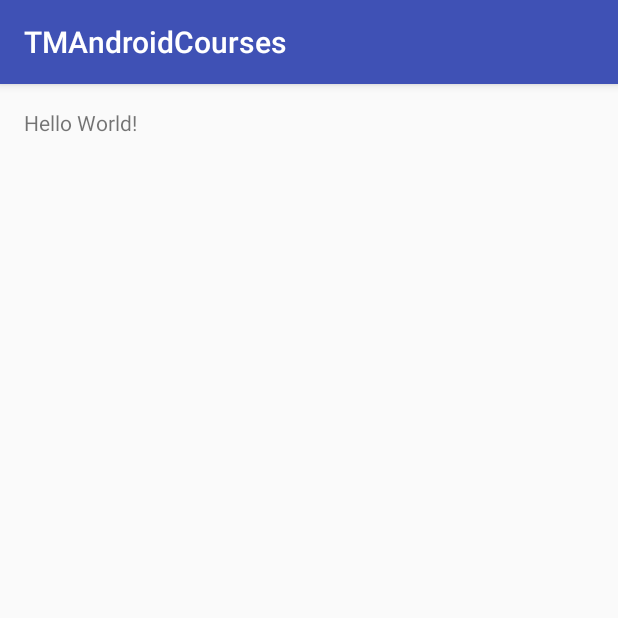
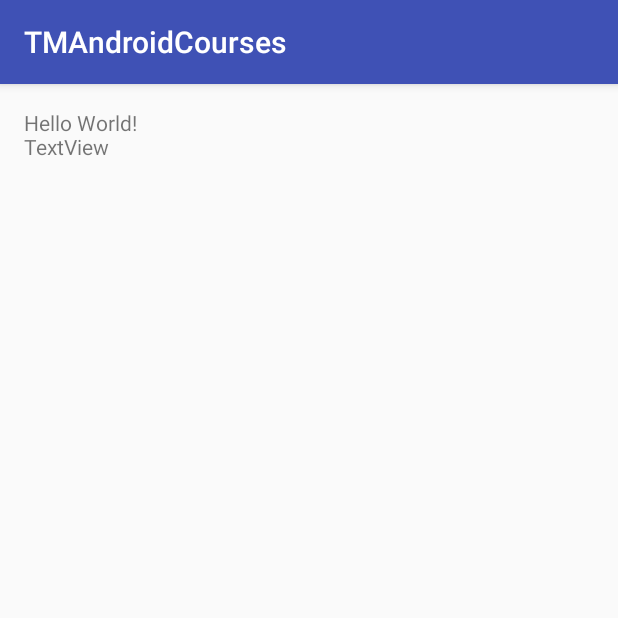
Before and after one commit to HubalOleg/TMAndroidCourses, an Android app: the screen it shows after launch (MainActivity), on a phone screen of 412 x 824 dp, the top half of it. Run offline under Robolectric (Android 15) with nearby library versions, the phone set to English and light mode, and no system bars.

Commit message:
-activity_main: TextView added -created: activity_second

```diff
--- a/app/src/main/res/layout/activity_main.xml
+++ b/app/src/main/res/layout/activity_main.xml
@@ -13,4 +13,9 @@
         android:layout_width="wrap_content"
         android:layout_height="wrap_content"
         android:text="Hello World!" />
+    <TextView
+        android:layout_width="wrap_content"
+        android:layout_height="wrap_content"
+        android:text="TextView"
+        android:layout_marginTop="@dimen/activity_horizontal_margin"/>
 </RelativeLayout>
--- /dev/null
+++ b/app/src/main/res/layout/activity_second.xml
@@ -0,0 +1,5 @@
+<?xml version="1.0" encoding="utf-8"?>
+<RelativeLayout xmlns:android="http://schemas.android.com/apk/res/android"
+    android:layout_width="match_parent" android:layout_height="match_parent">
+
+</RelativeLayout>
```
